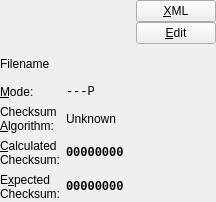
The window that src/mcrecover/widgets/FileView.ui (GerbilSoft/mcrecover) describes before a commit, drawn with Qt 5.
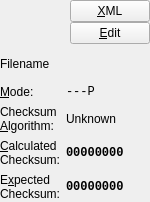
The same window after the commit.

Commit message:
[mcrecover] FileView.ui: Removed the fixed size for lblFileIcon and lblFileBanner.
This allows lblFileBanner to grow to 72x56 for Dreamcast "eye catch" images.

Patch:
```diff
--- a/src/mcrecover/widgets/FileView.ui
+++ b/src/mcrecover/widgets/FileView.ui
@@ -6,7 +6,7 @@
    <rect>
     <x>0</x>
     <y>0</y>
-    <width>200</width>
+    <width>150</width>
     <height>202</height>
    </rect>
   </property>
@@ -28,27 +28,15 @@
      <item alignment="Qt::AlignLeft|Qt::AlignTop">
       <widget class="QLabel" name="lblFileIcon">
        <property name="sizePolicy">
-        <sizepolicy hsizetype="Fixed" vsizetype="Fixed">
+        <sizepolicy hsizetype="Preferred" vsizetype="Preferred">
          <horstretch>0</horstretch>
          <verstretch>0</verstretch>
         </sizepolicy>
        </property>
        <property name="minimumSize">
         <size>
-         <width>32</width>
-         <height>32</height>
-        </size>
-       </property>
-       <property name="maximumSize">
-        <size>
-         <width>32</width>
-         <height>32</height>
-        </size>
-       </property>
-       <property name="baseSize">
-        <size>
-         <width>32</width>
-         <height>32</height>
+         <width>16</width>
+         <height>16</height>
         </size>
        </property>
        <property name="alignment">
@@ -59,27 +47,15 @@
      <item alignment="Qt::AlignLeft|Qt::AlignTop">
       <widget class="QLabel" name="lblFileBanner">
        <property name="sizePolicy">
-        <sizepolicy hsizetype="Fixed" vsizetype="Fixed">
+        <sizepolicy hsizetype="Preferred" vsizetype="Preferred">
          <horstretch>0</horstretch>
          <verstretch>0</verstretch>
         </sizepolicy>
        </property>
        <property name="minimumSize">
         <size>
-         <width>96</width>
-         <height>32</height>
-        </size>
-       </property>
-       <property name="maximumSize">
-        <size>
-         <width>96</width>
-         <height>32</height>
-        </size>
-       </property>
-       <property name="baseSize">
-        <size>
-         <width>96</width>
-         <height>32</height>
+         <width>16</width>
+         <height>16</height>
         </size>
        </property>
        <property name="alignment">
```
